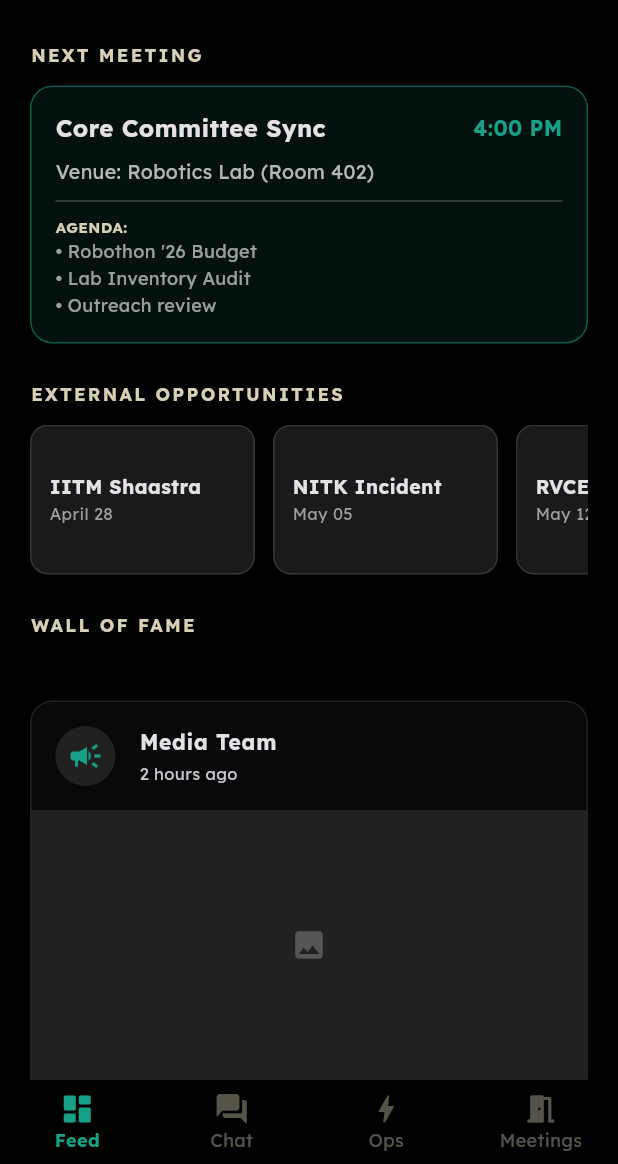
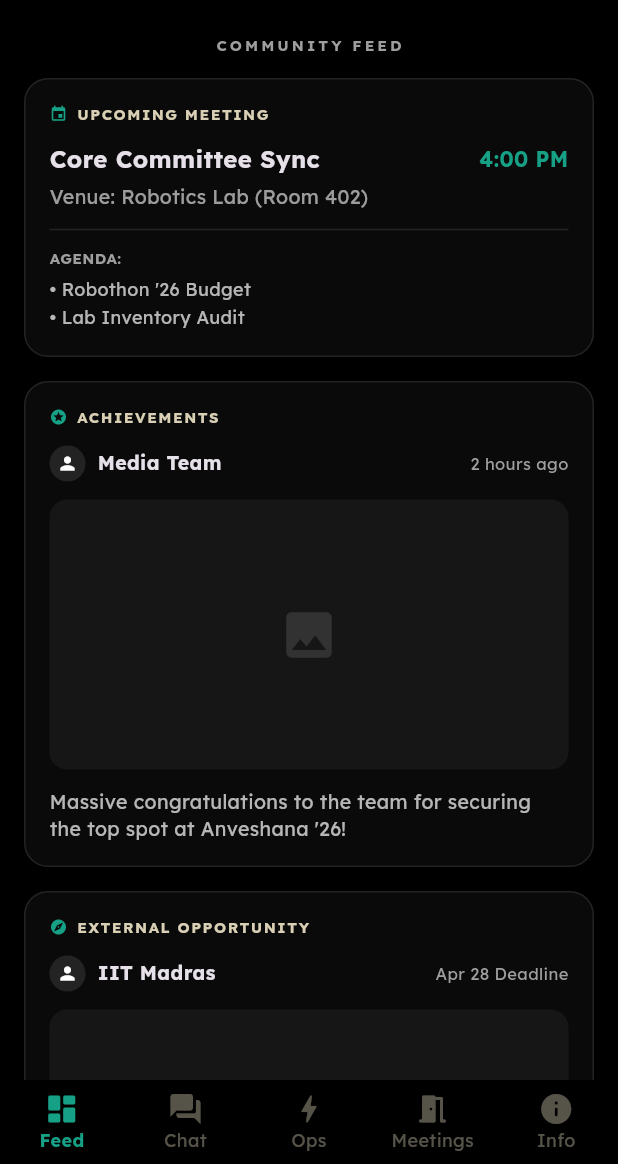
Before and after one commit to Tejashj/robo_cell, a Flutter app: the screen it shows after launch, after a tap on "LOGIN", on a phone screen of 412 x 824 dp, the part 72-1236 px from its top. Run offline on Flutter 3.47's test engine with Material 3 defaults, Android fonts, the phone set to English and light mode, and no system bars; our stand-ins replace firebase_core, flutter_dotenv, google_fonts, supabase_flutter; accounts and stored records are empty.

Commit message:
changes 1

```diff
--- /dev/null
+++ b/devtools_options.yaml
@@ -0,0 +1,3 @@
+description: This file stores settings for Dart & Flutter DevTools.
+documentation: https://docs.flutter.dev/tools/devtools/extensions#configure-extension-enablement-states
+extensions:
--- a/lib/navigation.dart
+++ b/lib/navigation.dart
@@ -2,7 +2,9 @@ import 'package:flutter/material.dart';
 import 'screens/home.dart';
 import 'screens/chat.dart';
 import 'screens/activity.dart';
+import 'screens/meeting.dart';
 import 'screens/profile.dart';
+import 'screens/committees.dart';
 
 class MainNavigation extends StatefulWidget {
   const MainNavigation({super.key});
@@ -18,6 +20,8 @@ class _MainNavigationState extends State<MainNavigation> {
     const HomeContent(), // Dashboard + Announcements
     const ChatPage(),
     const ActivityPage(),
+    const MeetingsHistoryPage(),
+    const CommitteesPage(),
   ];
 
   @override
@@ -76,6 +80,8 @@ class _MainNavigationState extends State<MainNavigation> {
           BottomNavigationBarItem(icon: Icon(Icons.forum_rounded), label: "Chat"),
           BottomNavigationBarItem(icon: Icon(Icons.bolt_rounded), label: "Ops"),
           BottomNavigationBarItem(icon: Icon(Icons.meeting_room_rounded), label: "Meetings"),
+          BottomNavigationBarItem(icon: Icon(Icons.info_rounded), label: "Info"),
+
 
         ],
       ),
--- a/lib/screens/activity.dart
+++ b/lib/screens/activity.dart
@@ -24,19 +24,19 @@ class ActivityPage extends StatelessWidget {
 
             const SizedBox(height: 35),
 
-            // --- SECTION 2: SCHEDULED MEETINGS ---
-            const Text("UPCOMING MEETINGS", style: TextStyle(color: Color(0xFF16A085), fontWeight: FontWeight.bold, letterSpacing: 1.5)),
-            const SizedBox(height: 15),
-            _buildMeetingTile("General Body Meet", "Tomorrow, 4:00 PM", "Room 402"),
-            _buildMeetingTile("Core Committee Sync", "April 22, 5:30 PM", "Online/Discord"),
-
-            const SizedBox(height: 35),
-
-            // --- SECTION 3: EVENT CALENDAR ---
+            // --- SECTION 2: EVENT CALENDAR ---
             const Text("EVENT CALENDAR", style: TextStyle(color: Color(0xFF16A085), fontWeight: FontWeight.bold, letterSpacing: 1.5)),
             const SizedBox(height: 15),
             _buildEventTile("Robothon '26", "May 20-21", "Main Lab"),
             _buildEventTile("IoT Workshop", "May 28", "Seminar Hall"),
+
+
+              const SizedBox(height: 35),
+
+            // --- SECTION 3:  tAKE COMPONENETS
+            const Text("RESERVE COMPONENTS", style: TextStyle(color: Color(0xFF16A085), fontWeight: FontWeight.bold, letterSpacing: 1.5)),
+            const SizedBox(height: 15),
+            _buildComponentList("Robothon '26", "ESP32", "ARDUINO UNO","RASPBERRY PI","DC MOTOR"),
           ],
         ),
       ),
@@ -73,14 +73,14 @@ class ActivityPage extends StatelessWidget {
     );
   }
 
-  Widget _buildMeetingTile(String title, String time, String location) {
+  Widget _buildComponentList(String title, String time, String component1, String component2, String component3) {
     return Card(
       color: Colors.white.withOpacity(0.05),
       margin: const EdgeInsets.only(bottom: 12),
       child: ListTile(
         leading: const Icon(Icons.groups, color: Color(0xFFD8CFB4)),
         title: Text(title, style: const TextStyle(fontWeight: FontWeight.bold)),
-        subtitle: Text("$time • $location"),
+        subtitle: Text("$time • $component1, $component2, $component3"),
         trailing: const Icon(Icons.notifications_none, size: 20),
       ),
     );
--- a/lib/screens/committees.dart
+++ b/lib/screens/committees.dart
@@ -6,16 +6,21 @@ class CommitteesPage extends StatelessWidget {
   @override
   Widget build(BuildContext context) {
     return Scaffold(
-      appBar: AppBar(title: const Text("COMMITTEE HERITAGE")),
+      appBar: AppBar(
+        title: const Text("COMMITTEE HERITAGE"),
+        backgroundColor: Colors.transparent,
+        elevation: 0,
+      ),
       body: ListView(
-        padding: const EdgeInsets.all(20),
+        padding: const EdgeInsets.all(16),
         children: [
           _sectionHeader("CURRENT COMMITTEE (2026-27)"),
-          _memberTile("Tejas H J", "President", "1BI23RI052"),
-          _memberTile("Lasya N S", "Vice President", "1BI23RI028"),
-          const Divider(height: 40, color: Colors.white10),
+          _memberCard("Tejas H J", "President", "1BI23RI052", 'assets/tejas.jpg'),
+          _memberCard("Lasya N S", "Vice President", "1BI23RI028", 'assets/lasya.jpg'),
+          const SizedBox(height: 20),
+          const Divider(height: 40, color: Colors.white24),
           _sectionHeader("PREVIOUS COMMITTEE (2025-26)"),
-          _memberTile("Alumni Lead", "Ex-President", "1BI22RIxxx"),
+          _memberCard("Alumni Lead", "Ex-President", "1BI22RIxxx", 'assets/alumni.jpg'),
         ],
       ),
     );
@@ -23,59 +28,71 @@ class CommitteesPage extends StatelessWidget {
 
   Widget _sectionHeader(String text) {
     return Padding(
-      padding: const EdgeInsets.only(bottom: 10),
-      child: Text(text, style: const TextStyle(color: Color(0xFF16A085), fontWeight: FontWeight.bold, fontSize: 12)),
+      padding: const EdgeInsets.only(left: 4, bottom: 16),
+      child: Text(
+        text,
+        style: const TextStyle(
+          color: Color(0xFF16A085),
+          fontWeight: FontWeight.bold,
+          letterSpacing: 1.2,
+          fontSize: 13
+        ),
+      ),
     );
   }
 
-  Widget _memberTile(String name, String role, String usn) {
-    return ListTile(
-      contentPadding: EdgeInsets.zero,
-      title: Text(name),
-      subtitle: Text("$role | $usn", style: const TextStyle(color: Colors.grey, fontSize: 12)),
-    );
-  }
-}
-
-// --- NEW ABOUT ROBOCELL PAGE ---
-class AboutRoboCellPage extends StatelessWidget {
-  const AboutRoboCellPage({super.key});
-
-  @override
-  Widget build(BuildContext context) {
-    return Scaffold(
-      appBar: AppBar(title: const Text("ABOUT ROBOCELL")),
-      body: SingleChildScrollView(
-        padding: const EdgeInsets.all(25),
-        child: Column(
-          crossAxisAlignment: CrossAxisAlignment.start,
+  Widget _memberCard(String name, String role, String usn, String imagePath) {
+    return Card(
+      margin: const EdgeInsets.only(bottom: 16),
+      elevation: 4,
+      shape: RoundedRectangleBorder(borderRadius: BorderRadius.circular(15)),
+      color: const Color(0xFF1E1E1E), // Slightly lighter than background
+      child: Padding(
+        padding: const EdgeInsets.all(12),
+        child: Row(
           children: [
-            Center(child: Image.asset('assets/rcell.jpg', height: 120)),
-            const SizedBox(height: 30),
-            const Text("OUR MISSION", style: TextStyle(color: Color(0xFF16A085), fontWeight: FontWeight.bold)),
-            const SizedBox(height: 10),
-            const Text(
-              "RoboCell is the premier robotics and automation department of the Bangalore Institute of Technology. We are dedicated to fostering innovation, technical excellence, and hands-on engineering skills among students.",
-              style: TextStyle(color: Colors.white70, height: 1.5),
+            // Profile Picture Circle
+            CircleAvatar(
+              radius: 35,
+              backgroundColor: const Color(0xFF16A085),
+              // Use BackgroundImage for local assets:
+              // backgroundImage: AssetImage(imagePath),
+              child: const Icon(Icons.person, color: Colors.white, size: 30), // Placeholder icon
             ),
-            const SizedBox(height: 30),
-            const Text("THE VISION", style: TextStyle(color: Color(0xFF16A085), fontWeight: FontWeight.bold)),
-            const SizedBox(height: 10),
-            const Text(
-              "To bridge the gap between theoretical academia and industrial application through decentralized robotic ecosystems and community-driven projects.",
-              style: TextStyle(color: Colors.white70, height: 1.5),
-            ),
-            const SizedBox(height: 40),
-            Container(
-              padding: const EdgeInsets.all(20),
-              decoration: BoxDecoration(color: Colors.white10, borderRadius: BorderRadius.circular(15)),
-              child: const Column(
+            const SizedBox(width: 20),
+            // Text Details
+            Expanded(
+              child: Column(
+                crossAxisAlignment: CrossAxisAlignment.start,
                 children: [
-                  Text("ESTABLISHED", style: TextStyle(color: Color(0xFFD8CFB4), fontSize: 10)),
-                  Text("2014", style: TextStyle(fontSize: 24, fontWeight: FontWeight.bold)),
+                  Text(
+                    name,
+                    style: const TextStyle(
+                      fontSize: 18,
+                      fontWeight: FontWeight.bold,
+                      color: Colors.white,
+                    ),
+                  ),
+                  const SizedBox(height: 4),
+                  Text(
+                    role,
+                    style: const TextStyle(
+                      color: Color(0xFF16A085),
+                      fontWeight: FontWeight.w600,
+                      fontSize: 14,
+                    ),
+                  ),
+                  const SizedBox(height: 2),
+                  Text(
+                    "USN: $usn",
+                    style: const TextStyle(
+                      color: Colors.grey,
+                      fontSize: 12,
+                    ),
+                  ),
                 ],
               ),
-            )
+            ),
           ],
         ),
       ),
--- a/lib/screens/home.dart
+++ b/lib/screens/home.dart
@@ -1,8 +1,20 @@
 import 'package:flutter/material.dart';
-import 'chat.dart';
-import 'activity.dart';
-import 'profile.dart';
+
+// Assuming these files exist in your project
+// import 'chat.dart';
+// import 'activity.dart';
+// import 'profile.dart';
 import 'committees.dart';
+
+void main() {
+  runApp(MaterialApp(
+    theme: ThemeData.dark().copyWith(
+      scaffoldBackgroundColor: Colors.black,
+      appBarTheme: const AppBarTheme(backgroundColor: Colors.black),
+    ),
+    home: const HomeScreen(),
+  ));
+}
 
 class HomeScreen extends StatefulWidget {
   const HomeScreen({super.key});
@@ -12,30 +24,52 @@ class HomeScreen extends StatefulWidget {
 
 class _HomeScreenState extends State<HomeScreen> {
   int _index = 0;
-  final List<Widget> _tabs = [const HomeContent(), const ChatPage(), const ActivityPage()];
+
+  // Dummy widgets for missing imports to keep code runnable
+  final List<Widget> _tabs = [
+    const HomeContent(),
+    const Center(child: Text("Chat Page")), // const ChatPage()
+    const Center(child: Text("Activity Page")), // const ActivityPage()
+  ];
 
   @override
   Widget build(BuildContext context) {
     return Scaffold(
       appBar: AppBar(
-        // LOGO CLICK -> ABOUT CLUB
   leading: Padding(
     padding: const EdgeInsets.all(8.0),
     child: GestureDetector(
       behavior: HitTestBehavior.opaque,
-            onTap: () => Navigator.push(context, MaterialPageRoute(builder: (c) => const AboutRoboCellPage())),
-            child: Image.asset('assets/rcell.jpg'),
+      onTap: () {
+        Navigator.push(context, MaterialPageRoute(builder: (c) => const CommitteesPage()));
+      },
+      child: Image.asset('assets/rcell.jpg'), // Ensure this exists in pubspec.yaml
     ),
   ),
-        title: const Text("ROBOCELL"),
+  title: InkWell(
+    onTap: () => Navigator.push(
+      context,
+      MaterialPageRoute(builder: (c) => const AboutRoboCellPage()),
+    ),
+    child: const Padding(
+      padding: EdgeInsets.symmetric(horizontal: 8.0, vertical: 4.0),
+      child: Text("ROBOCELL", style: TextStyle(letterSpacing: 2)),
+    ),
+  ),
+  // ... rest of your actions
+
+        // --- CLICKABLE TITLE ---
+
         actions: [
           IconButton(
             icon: const CircleAvatar(
               radius: 15,
               backgroundColor: Color(0xFF16A085),
-              child: Icon(Icons.person, size: 18, color: Colors.black)
+              child: Icon(Icons.person, size: 18, color: Colors.black),
             ),
-            onPressed: () => Navigator.push(context, MaterialPageRoute(builder: (c) => const ProfilePage())),
+            onPressed: () {
+              // Navigator.push(context, MaterialPageRoute(builder: (c) => const ProfilePage()));
+            },
           )
         ],
       ),
@@ -62,60 +96,124 @@ class HomeContent extends StatelessWidget {
 
   @override
   Widget build(BuildContext context) {
+    final List<Widget> feedItems = [
+      _buildMeetingPost(),
+      _buildStandardPost(
+        label: "ACHIEVEMENTS",
+        icon: Icons.stars,
+        author: "Media Team",
+        time: "2 hours ago",
+        text: "Massive congratulations to the team for securing the top spot at Anveshana '26!",
+      ),
+      _buildStandardPost(
+        label: "EXTERNAL OPPORTUNITY",
+        icon: Icons.explore,
+        author: "IIT Madras",
+        time: "Apr 28 Deadline",
+        text: "IITM Shaastra 2026 is now open for registrations. Don't miss out!",
+      ),
+    ];
+
     return CustomScrollView(
       slivers: [
-        SliverToBoxAdapter(
-          child: Padding(
-            padding: const EdgeInsets.all(20.0),
-            child: Column(
-              crossAxisAlignment: CrossAxisAlignment.start,
-              children: [
-                _sectionTitle("NEXT MEETING"),
-                _buildMeetingCard(),
-                const SizedBox(height: 25),
-                _sectionTitle("EXTERNAL OPPORTUNITIES"),
-                SizedBox(
-                  height: 100,
-                  child: ListView(
-                    scrollDirection: Axis.horizontal,
-                    children: [
-                      _buildExternalCard("IITM Shaastra", "April 28"),
-                      _buildExternalCard("NITK Incident", "May 05"),
-                      _buildExternalCard("RVCE 8th Mile", "May 12"),
-                    ],
+        const SliverPadding(
+          padding: EdgeInsets.symmetric(vertical: 15),
+          sliver: SliverToBoxAdapter(
+            child: Center(
+              child: Text("COMMUNITY FEED",
+                style: TextStyle(color: Colors.grey, fontSize: 10, letterSpacing: 2, fontWeight: FontWeight.bold)
               ),
-                ),
-                const SizedBox(height: 25),
-                _sectionTitle("WALL OF FAME"),
-              ],
             ),
           ),
         ),
         SliverList(
           delegate: SliverChildBuilderDelegate(
-            (context, index) => _buildAchievementCard(index),
-            childCount: 5,
+            (context, index) => Padding(
+              padding: const EdgeInsets.only(bottom: 16),
+              child: feedItems[index % feedItems.length],
+            ),
+            childCount: 6,
           ),
         ),
       ],
     );
   }
 
-  Widget _sectionTitle(String title) {
-    return Padding(
-      padding: const EdgeInsets.only(bottom: 12.0),
-      child: Text(title, style: const TextStyle(color: Color(0xFFD8CFB4), letterSpacing: 1.5, fontWeight: FontWeight.bold, fontSize: 12)),
+  Widget _feedWrapper({required String label, required IconData icon, required Widget child}) {
+    return Container(
+      margin: const EdgeInsets.symmetric(horizontal: 16),
+      padding: const EdgeInsets.all(16),
+      decoration: BoxDecoration(
+        color: Colors.white.withOpacity(0.04),
+        borderRadius: BorderRadius.circular(16),
+        border: Border.all(color: Colors.white10),
+      ),
+      child: Column(
+        crossAxisAlignment: CrossAxisAlignment.start,
+        children: [
+          Row(
+            children: [
+              Icon(icon, size: 12, color: const Color(0xFF16A085)),
+              const SizedBox(width: 6),
+              Text(label,
+                style: const TextStyle(color: Color(0xFFD8CFB4), fontSize: 10, fontWeight: FontWeight.bold, letterSpacing: 1)
+              ),
+            ],
+          ),
+          const SizedBox(height: 12),
+          child,
+        ],
+      ),
     );
   }
 
-  Widget _buildMeetingCard() {
-    return Container(
-      padding: const EdgeInsets.all(16),
+  Widget _buildStandardPost({
+    required String label,
+    required IconData icon,
+    required String author,
+    required String time,
+    required String text,
+  }) {
+    return _feedWrapper(
+      label: label,
+      icon: icon,
+      child: Column(
+        crossAxisAlignment: CrossAxisAlignment.start,
+        children: [
+          Row(
+            children: [
+              const CircleAvatar(
+                radius: 12,
+                backgroundColor: Colors.white10,
+                child: Icon(Icons.person, size: 14, color: Colors.white)
+              ),
+              const SizedBox(width: 8),
+              Text(author, style: const TextStyle(fontSize: 13, fontWeight: FontWeight.bold)),
+              const Spacer(),
+              Text(time, style: const TextStyle(fontSize: 11, color: Colors.grey)),
+            ],
+          ),
+          const SizedBox(height: 12),
+          Container(
+            height: 180,
+            width: double.infinity,
             decoration: BoxDecoration(
-        color: const Color(0xFF16A085).withOpacity(0.1),
-        borderRadius: BorderRadius.circular(15),
-        border: Border.all(color: const Color(0xFF16A085).withOpacity(0.5)),
+              color: Colors.white.withOpacity(0.05),
+              borderRadius: BorderRadius.circular(12),
             ),
+            child: const Icon(Icons.image, color: Colors.white12, size: 40),
+          ),
+          const SizedBox(height: 12),
+          Text(text, style: const TextStyle(fontSize: 13, color: Colors.white70, height: 1.4)),
+        ],
+      ),
+    );
+  }
+
+  Widget _buildMeetingPost() {
+    return _feedWrapper(
+      label: "UPCOMING MEETING",
+      icon: Icons.event,
       child: const Column(
         crossAxisAlignment: CrossAxisAlignment.start,
         children: [
@@ -126,56 +224,60 @@ class HomeContent extends StatelessWidget {
               Text("4:00 PM", style: TextStyle(color: Color(0xFF16A085), fontWeight: FontWeight.bold)),
             ],
           ),
-          SizedBox(height: 8),
-          Text("Venue: Robotics Lab (Room 402)", style: TextStyle(color: Colors.white70, fontSize: 13)),
-          Divider(height: 20, color: Colors.white24),
-          Text("AGENDA:", style: TextStyle(fontSize: 10, fontWeight: FontWeight.bold, color: Color(0xFFD8CFB4))),
-          Text("• Robothon '26 Budget\n• Lab Inventory Audit\n• Outreach review",
-            style: TextStyle(fontSize: 12, height: 1.5, color: Colors.white60)),
-        ],
-      ),
-    );
-  }
-
-  Widget _buildExternalCard(String name, String date) {
-    return Container(
-      width: 150,
-      margin: const EdgeInsets.only(right: 12),
-      padding: const EdgeInsets.all(12),
-      decoration: BoxDecoration(color: Colors.white10, borderRadius: BorderRadius.circular(12), border: Border.all(color: Colors.white12)),
-      child: Column(
-        mainAxisAlignment: MainAxisAlignment.center,
-        crossAxisAlignment: CrossAxisAlignment.start,
-        children: [
-          Text(name, style: const TextStyle(fontWeight: FontWeight.bold, fontSize: 13)),
-          Text(date, style: const TextStyle(color: Colors.grey, fontSize: 11)),
-        ],
-      ),
-    );
-  }
-
-  Widget _buildAchievementCard(int index) {
-    return Container(
-      margin: const EdgeInsets.symmetric(horizontal: 20, vertical: 10),
-      decoration: BoxDecoration(color: Colors.white.withOpacity(0.03), borderRadius: BorderRadius.circular(15), border: Border.all(color: Colors.white10)),
-      child: Column(
-        crossAxisAlignment: CrossAxisAlignment.start,
-        children: [
-          const ListTile(
-            leading: CircleAvatar(backgroundColor: Colors.white10, child: Icon(Icons.campaign, color: Color(0xFF16A085))),
-            title: Text("Media Team", style: TextStyle(fontSize: 14, fontWeight: FontWeight.bold)),
-            subtitle: Text("2 hours ago", style: TextStyle(fontSize: 11)),
-          ),
-          Container(height: 180, width: double.infinity, color: Colors.white10, child: const Icon(Icons.image, color: Colors.white24)),
-          const Padding(
-            padding: EdgeInsets.all(15.0),
-            child: Text(
-              "Massive congratulations to the team for securing the top spot at Anveshana '26! Their autonomous drone project impressed the judges.",
-              style: TextStyle(fontSize: 13, color: Colors.white70, height: 1.4),
-            ),
-          ),
+          SizedBox(height: 4),
+          Text("Venue: Robotics Lab (Room 402)", style: TextStyle(color: Colors.white60, fontSize: 13)),
+          Divider(height: 24, color: Colors.white10),
+          Text("AGENDA:", style: TextStyle(fontSize: 10, fontWeight: FontWeight.bold, color: Colors.grey)),
+          SizedBox(height: 4),
+          Text("• Robothon '26 Budget\n• Lab Inventory Audit", style: TextStyle(fontSize: 12, height: 1.6, color: Colors.white70)),
         ],
       ),
     );
   }
 }
+
+// --- NEW PAGE FOR ABOUT ROBOCELL ---
+class AboutRoboCellPage extends StatelessWidget {
+  const AboutRoboCellPage({super.key});
+
+  @override
+  Widget build(BuildContext context) {
+    return Scaffold(
+      appBar: AppBar(title: const Text("ABOUT ROBOCELL")),
+      body: SingleChildScrollView(
+        padding: const EdgeInsets.all(20),
+        child: Column(
+          crossAxisAlignment: CrossAxisAlignment.start,
+          children: [
+            const Text(
+              "Innovating the Future",
+              style: TextStyle(fontSize: 24, fontWeight: FontWeight.bold, color: Color(0xFF16A085)),
+            ),
+            const SizedBox(height: 15),
+            Text(
+              "RoboCell is the official robotics club dedicated to fostering a culture of innovation, engineering excellence, and hands-on learning.",
+              style: TextStyle(fontSize: 16, color: Colors.white.withOpacity(0.8), height: 1.5),
+            ),
+            const SizedBox(height: 30),
+            _buildInfoSection("Our Mission", "To empower students with technical skills in embedded systems, IoT, and AI."),
+            _buildInfoSection("Location", "Room 402, Bangalore Institute of Technology."),
+          ],
+        ),
+      ),
+    );
+  }
+
+  Widget _buildInfoSection(String title, String desc) {
+    return Padding(
+      padding: const EdgeInsets.only(bottom: 20),
+      child: Column(
+        crossAxisAlignment: CrossAxisAlignment.start,
+        children: [
+          Text(title, style: const TextStyle(fontWeight: FontWeight.bold, color: Colors.grey)),
+          const SizedBox(height: 5),
+          Text(desc, style: const TextStyle(fontSize: 14)),
+        ],
+      ),
+    );
+  }
+}
--- /dev/null
+++ b/lib/screens/meeting.dart
@@ -0,0 +1,112 @@
+import 'package:flutter/material.dart';
+
+class MeetingsHistoryPage extends StatelessWidget {
+  const MeetingsHistoryPage({super.key});
+
+  @override
+  Widget build(BuildContext context) {
+    return Scaffold(
+      appBar: AppBar(
+        title: const Text("MEETING ARCHIVE"),
+        centerTitle: true,
+      ),
+      body: ListView.builder(
+        padding: const EdgeInsets.all(16),
+        itemCount: _pastMeetings.length,
+        itemBuilder: (context, index) {
+          final meeting = _pastMeetings[index];
+          return _buildMeetingHistoryCard(meeting);
+        },
+      ),
+    );
+  }
+
+  Widget _buildMeetingHistoryCard(Map<String, dynamic> meeting) {
+    return Container(
+      margin: const EdgeInsets.only(bottom: 16),
+      decoration: BoxDecoration(
+        color: Colors.white.withOpacity(0.04),
+        borderRadius: BorderRadius.circular(16),
+        border: Border.all(color: Colors.white10),
+      ),
+      child: ExpansionTile(
+        shape: const RoundedRectangleBorder(side: BorderSide.none),
+        leading: Container(
+          padding: const EdgeInsets.all(8),
+          decoration: BoxDecoration(
+            color: const Color(0xFF16A085).withOpacity(0.1),
+            shape: BoxShape.circle,
+          ),
+          child: const Icon(Icons.history, color: Color(0xFF16A085), size: 20),
+        ),
+        title: Text(meeting['title'],
+          style: const TextStyle(fontWeight: FontWeight.bold, fontSize: 15)
+        ),
+        subtitle: Text("${meeting['date']} • ${meeting['venue']}",
+          style: const TextStyle(fontSize: 12, color: Colors.grey)
+        ),
+        children: [
+          Padding(
+            padding: const EdgeInsets.all(16.0),
+            child: Column(
+              crossAxisAlignment: CrossAxisAlignment.start,
+              children: [
+                const Divider(color: Colors.white10),
+                const SizedBox(height: 8),
+                _detailSection("AGENDA", meeting['agenda']),
+                const SizedBox(height: 16),
+                _detailSection("ATTENDEES", meeting['attendees']),
+                const SizedBox(height: 8),
+              ],
+            ),
+          ),
+        ],
+      ),
+    );
+  }
+
+  Widget _detailSection(String title, String content) {
+    return Column(
+      crossAxisAlignment: CrossAxisAlignment.start,
+      children: [
+        Text(title,
+          style: const TextStyle(
+            color: Color(0xFFD8CFB4),
+            fontSize: 10,
+            fontWeight: FontWeight.bold,
+            letterSpacing: 1
+          )
+        ),
+        const SizedBox(height: 6),
+        Text(content,
+          style: const TextStyle(color: Colors.white70, fontSize: 13, height: 1.5)
+        ),
+      ],
+    );
+  }
+}
+
+// Mock Data for RoboCell Meetings
+final List<Map<String, dynamic>> _pastMeetings = [
+  {
+    "title": "Robothon '26 Planning",
+    "date": "April 15, 2026",
+    "venue": "Lab 402",
+    "agenda": "• Finalizing prize pool distribution.\n• Selecting track themes (EV, Agri-Tech, IoT).\n• Volunteer recruitment strategy.",
+    "attendees": "Tejas H J, Abhishek Rao, Havyas M O, +12 Core Members"
+  },
+  {
+    "title": "Budget Approval Q1",
+    "date": "April 02, 2026",
+    "venue": "Seminar Hall 1",
+    "agenda": "• Review of sponsorship from Robu.\n• Allocation for new soldering stations.\n• Reimbursements for Anveshana participants.",
+    "attendees": "Management Committee, Finance Head, Faculty Coordinator"
+  },
+  {
+    "title": "Tech Stack Discussion",
+    "date": "March 20, 2026",
+    "venue": "Online (Discord)",
+    "agenda": "• Choosing between Supabase and Firebase for the Club App.\n• API documentation standards for the Dev Team.",
+    "attendees": "Tejas H J, App Dev Team"
+  },
+];
```
Also changed, not shown: pubspec.lock. Lines whose indentation alone changed are shown as unchanged.
